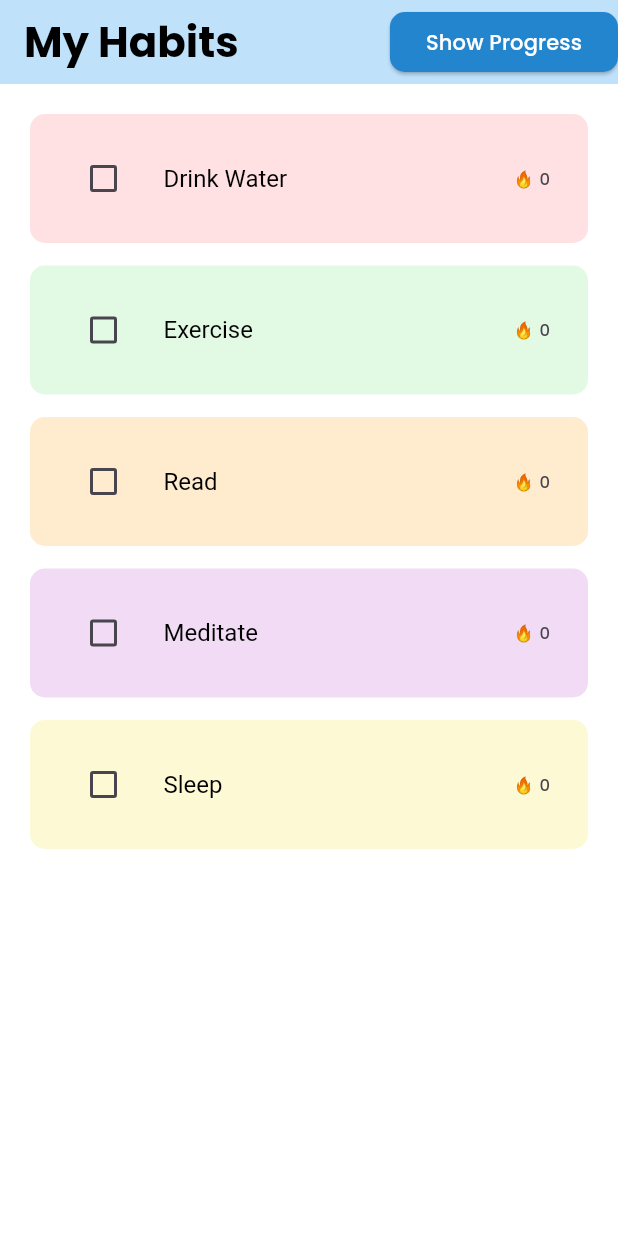
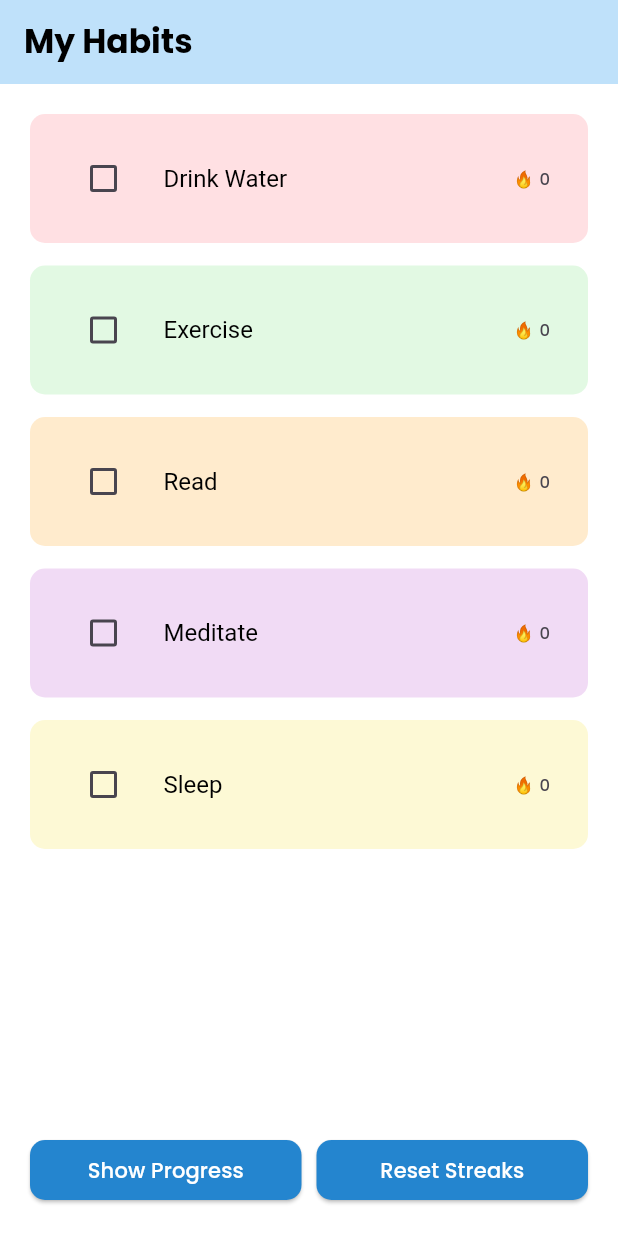
Before and after one commit to haadiyaa/goldensynapse_test, a Flutter app: the HomeScreen screen opened directly, on a phone screen of 412 x 824 dp. Run offline on Flutter 3.47's test engine with Material 3 defaults, Android fonts, the phone set to English and light mode, and no system bars; our stand-ins replace another_flutter_splash_screen; missing offline and left inert: charts_flutter_maintained.

Commit message:
reset streaks added

```diff
--- a/lib/core/apptextstyle.dart
+++ b/lib/core/apptextstyle.dart
@@ -4,7 +4,7 @@ import 'package:goldensynapse_task/core/appcolors.dart';
 class AppTextStyle {
   static const TextStyle head = TextStyle(
     fontWeight: FontWeight.bold,
-    fontSize: 28,
+    fontSize: 22,
     color: AppColors.black,
     fontFamily: 'Poppins',
   );
--- a/lib/core/constants.dart
+++ b/lib/core/constants.dart
@@ -6,13 +6,7 @@ class Constants {
   static const String bgImage = 'assets/image/bg.png';
 
   //==================STRINGS===========================
-  static List<HabitModel> habitList = [
-    HabitModel(name: "Drink Water"),
-    HabitModel(name: "Exercise"),
-    HabitModel(name: "Read"),
-    HabitModel(name: "Meditate"),
-    HabitModel(name: "Sleep"),
-  ];
+
 
   //=========================Sizes=====================
   static const SizedBox height5 = SizedBox(height: 5);
--- a/lib/presentation/dailyprogressscreen/view/dailyprogressscreen.dart
+++ b/lib/presentation/dailyprogressscreen/view/dailyprogressscreen.dart
@@ -1,5 +1,4 @@
 import 'package:flutter/material.dart';
-import 'package:goldensynapse_task/core/constants.dart';
 import 'package:goldensynapse_task/presentation/dailyprogressscreen/widgets/mychart.dart';
 import 'package:goldensynapse_task/providers/functionsprovider.dart';
 import 'package:provider/provider.dart';
@@ -22,9 +21,8 @@ class DailyProgressScreen extends StatelessWidget {
               builder: (context, value, child) => SizedBox(
                 height: size.height * 0.4,
                 child: CustomRoundedBars.withSampleData(
-                  done: value.countHabitsDone(Constants.habitList),
-                  notDone: Constants.habitList.length -
-                      value.countHabitsDone(Constants.habitList),
+                  done: value.countHabitsDone(),
+                  notDone: value.habitList.length - value.countHabitsDone(),
                   animate: true,
                 ),
               ),
--- a/lib/presentation/homescreen/view/homescreen.dart
+++ b/lib/presentation/homescreen/view/homescreen.dart
@@ -14,24 +14,26 @@ class HomeScreen extends StatelessWidget {
     return Scaffold(
       appBar: AppBar(
         title: const Text('My Habits'),
-        actions: [
-          ElevatedButton(
-            style: ElevatedButton.styleFrom(
-              foregroundColor: AppColors.white,
-              backgroundColor: AppColors.lightBlue,
-              shape: RoundedRectangleBorder(
-                borderRadius: BorderRadius.circular(10),
-              ),
-            ),
-            onPressed: () {
-              Navigator.push(
-                  context,
-                  MaterialPageRoute(
-                      builder: (_) => const DailyProgressScreen()));
-            },
-            child: const Text('Show Progress'),
-          ),
-        ],
+        // actions: [
+        //   ElevatedButton(
+        //     style: ElevatedButton.styleFrom(
+        //       padding: const EdgeInsets.symmetric(horizontal: 15, vertical: 10),
+        //       foregroundColor: AppColors.white,
+        //       backgroundColor: AppColors.lightBlue,
+        //       shape: RoundedRectangleBorder(
+        //         borderRadius: BorderRadius.circular(10),
+        //       ),
+        //     ),
+        //     onPressed: () {
+        //       Navigator.push(
+        //           context,
+        //           MaterialPageRoute(
+        //               builder: (_) => const DailyProgressScreen()));
+        //     },
+        //     child: const Text('Show Progress'),
+        //   ),
+        //   Constants.width10,
+        // ],
       ),
       body: Padding(
         padding: const EdgeInsets.all(20),
@@ -41,7 +43,7 @@ class HomeScreen extends StatelessWidget {
               child: Consumer<FunctionsProvider>(
                 builder: (context, functionsProvider, child) =>
                     ListView.separated(
-                  itemCount: Constants.habitList.length,
+                  itemCount: functionsProvider.habitList.length,
                   separatorBuilder: (BuildContext context, int index) {
                     return Constants.height15;
                   },
@@ -49,16 +51,61 @@ class HomeScreen extends StatelessWidget {
                     return HabitTile(
                       onChanged: (value) {
                         functionsProvider.updateCheck(
-                          Constants.habitList[index],
+                          functionsProvider.habitList[index],
                           value,
                         );
                       },
-                      habit: Constants.habitList[index],
+                      habit: functionsProvider.habitList[index],
                       index: index,
                     );
                   },
                 ),
               ),
+            ),
+            Row(
+              children: [
+                Expanded(
+                  child: ElevatedButton(
+                    style: ElevatedButton.styleFrom(
+                      padding: const EdgeInsets.symmetric(
+                          horizontal: 15, vertical: 10),
+                      foregroundColor: AppColors.white,
+                      backgroundColor: AppColors.lightBlue,
+                      shape: RoundedRectangleBorder(
+                        borderRadius: BorderRadius.circular(10),
+                      ),
+                    ),
+                    onPressed: () {
+                      Navigator.push(
+                          context,
+                          MaterialPageRoute(
+                              builder: (_) => const DailyProgressScreen()));
+                    },
+                    child: const Text('Show Progress'),
+                  ),
+                ),
+                Constants.width10,
+                Expanded(
+                  child: Consumer<FunctionsProvider>(
+                    builder: (context, functionsProvider, child) =>
+                        ElevatedButton(
+                      style: ElevatedButton.styleFrom(
+                        padding: const EdgeInsets.symmetric(
+                            horizontal: 15, vertical: 10),
+                        foregroundColor: AppColors.white,
+                        backgroundColor: AppColors.lightBlue,
+                        shape: RoundedRectangleBorder(
+                          borderRadius: BorderRadius.circular(10),
+                        ),
+                      ),
+                      onPressed: () {
+                        functionsProvider.resetStreak();
+                      },
+                      child: const Text('Reset Streaks'),
+                    ),
+                  ),
+                ),
+              ],
             ),
           ],
         ),
```
Also changed, not shown: lib/providers/functionsprovider.dart (+18 -4 lines).
